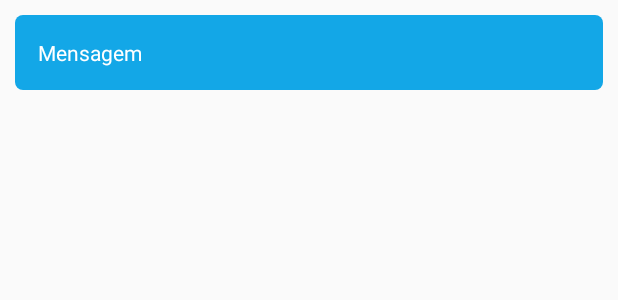
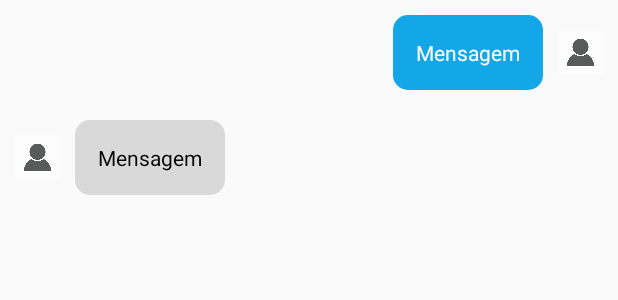
Before and after one commit to BenildoMorais/ChatApp, an Android app: the layout message_row.xml on its own in the app's theme, with its tools: preview values and no code run, on a phone screen of 412 x 824 dp. Shown: the top 300 px of the screen. Run offline under Robolectric (Android 15) with nearby library versions, the phone set to English and light mode, and no system bars.

Commit message:
message layout

```diff
--- a/app/src/main/java/mz/ac/isutc/lecc/mt2/chatapp/MessageAdapter.java
+++ b/app/src/main/java/mz/ac/isutc/lecc/mt2/chatapp/MessageAdapter.java
@@ -1,7 +1,6 @@
 package mz.ac.isutc.lecc.mt2.chatapp;
 
 import android.content.Context;
-import android.graphics.drawable.GradientDrawable;
 import android.view.LayoutInflater;
 import android.view.View;
 import android.view.ViewGroup;
@@ -47,13 +46,11 @@ public class MessageAdapter extends RecyclerView.Adapter<MessageAdapter.MyViewHo
     @Override
     public void onBindViewHolder(@NonNull MyViewHolder holder, int position) {
         MessageModel messageModel = messageModelList.get(position);
-        holder.msg.setText(messageModel.getMessage());
+
         if(messageModel.getSenderId().equals(FirebaseAuth.getInstance().getUid())){
-            holder.main.setBackgroundColor(context.getResources().getColor(R.color.great_blue));
-            holder.msg.setTextColor(context.getResources().getColor(R.color.white));
+            holder.msg.setText(messageModel.getMessage());
         }else{
-            holder.main.setBackgroundColor(context.getResources().getColor(R.color.great_grey));
-            holder.msg.setTextColor(context.getResources().getColor(R.color.black));
+            holder.msg2.setText(messageModel.getMessage());
         }
 
     }
@@ -65,11 +62,14 @@ public class MessageAdapter extends RecyclerView.Adapter<MessageAdapter.MyViewHo
 
     public class MyViewHolder extends RecyclerView.ViewHolder{
         private TextView msg;
-        private LinearLayout main;
+        private TextView msg2;
+
         public MyViewHolder(@NonNull View itemView) {
             super(itemView);
-            msg = itemView.findViewById(R.id.message); //41.11 - antes era messageEd
-            main = itemView.findViewById(R.id.mainMessageLayout);
+            msg = itemView.findViewById(R.id.message_sent); //41.11 - antes era messageEd
+
+            msg2 = itemView.findViewById(R.id.message_recieved); //41.11 - antes era messageEd
+
         }
     }
 
--- /dev/null
+++ b/app/src/main/res/drawable/message_recieved.xml
@@ -0,0 +1,5 @@
+<?xml version="1.0" encoding="utf-8"?>
+<shape xmlns:android="http://schemas.android.com/apk/res/android">
+    <solid android:color="@color/great_grey" />
+    <corners android:radius="10dp" />
+</shape>
--- /dev/null
+++ b/app/src/main/res/drawable/message_sent.xml
@@ -0,0 +1,6 @@
+<?xml version="1.0" encoding="utf-8"?>
+<shape xmlns:android="http://schemas.android.com/apk/res/android">
+
+    <solid android:color="@color/great_blue" />
+    <corners android:radius="10dp" />
+</shape>
--- a/app/src/main/res/layout/message_row.xml
+++ b/app/src/main/res/layout/message_row.xml
@@ -1,19 +1,72 @@
 <?xml version="1.0" encoding="utf-8"?>
 <LinearLayout xmlns:android="http://schemas.android.com/apk/res/android"
-    android:id="@+id/mainMessageLayout"
     android:layout_width="match_parent"
     android:layout_height="wrap_content"
-    android:layout_margin="10dp"
-    android:background="@drawable/button_background"
-    android:orientation="horizontal">
+    android:orientation="vertical">
 
 
-    <TextView
-        android:id="@+id/message"
-        android:layout_width="wrap_content"
+    <LinearLayout
+        android:layout_width="match_parent"
         android:layout_height="wrap_content"
-        android:padding="15dp"
-        android:text="Mensagem"
-        android:textColor="@color/white" />
+        android:gravity="end"
+        android:orientation="horizontal"
+        android:padding="10dp">
 
+        <LinearLayout
+            android:id="@+id/mainMessage_sent_Layout"
+            android:layout_width="wrap_content"
+            android:layout_height="wrap_content"
+            android:background="@drawable/message_sent">
+
+            <TextView
+                android:id="@+id/message_sent"
+                android:layout_width="wrap_content"
+                android:layout_height="wrap_content"
+                android:layout_gravity="center"
+                android:padding="15dp"
+                android:text="Mensagem"
+                android:textColor="@color/white" />
+
+        </LinearLayout>
+
+        <ImageView
+            android:layout_width="30dp"
+            android:layout_height="30dp"
+            android:layout_gravity="center"
+            android:layout_marginLeft="10dp"
+            android:src="@drawable/person_icon" />
+    </LinearLayout>
+
+    <LinearLayout
+        android:layout_width="match_parent"
+        android:layout_height="wrap_content"
+
+        android:gravity="start"
+        android:orientation="horizontal"
+        android:padding="10dp">
+
+        <ImageView
+            android:layout_width="30dp"
+            android:layout_height="30dp"
+            android:layout_gravity="center"
+            android:layout_marginRight="10dp"
+            android:src="@drawable/person_icon" />
+
+        <LinearLayout
+            android:id="@+id/mainMessage_recieved_Layout"
+            android:layout_width="wrap_content"
+            android:layout_height="wrap_content"
+            android:background="@drawable/message_recieved">
+
+            <TextView
+                android:id="@+id/message_recieved"
+                android:layout_width="wrap_content"
+                android:layout_height="wrap_content"
+                android:layout_gravity="center"
+                android:padding="15dp"
+                android:text="Mensagem"
+                android:textColor="@color/black" />
+
+        </LinearLayout>
+    </LinearLayout>
 </LinearLayout>
```
